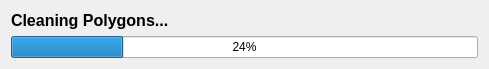
Old version of the form progresssplashscreen.ui in the repository KarlZeilhofer/CopperField.
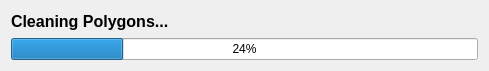
New version of the form.

Diff of the .ui file:
```diff
--- a/progresssplashscreen.ui
+++ b/progresssplashscreen.ui
@@ -7,7 +7,7 @@
     <x>0</x>
     <y>0</y>
     <width>489</width>
-    <height>64</height>
+    <height>71</height>
    </rect>
   </property>
   <property name="windowTitle">
```
Left out of the diff: 2 changed lines with no effect on the pictures.
